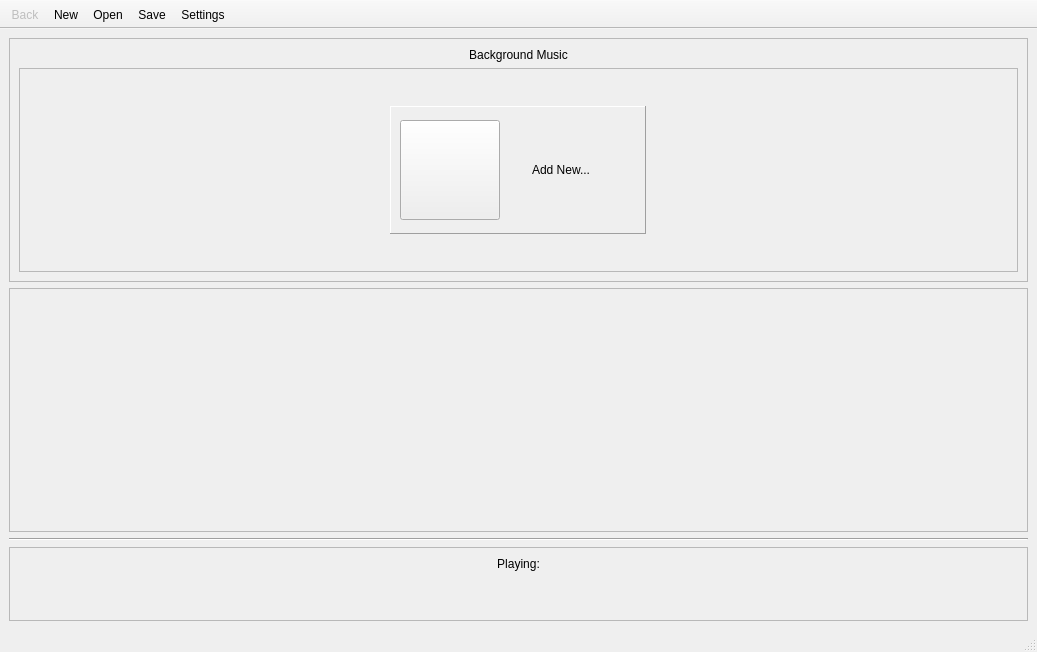
Above: DungeonSound/playbackmainwindow.ui from taylornelms15/DungeonSound_legacy before the change. Below: the same form after it.
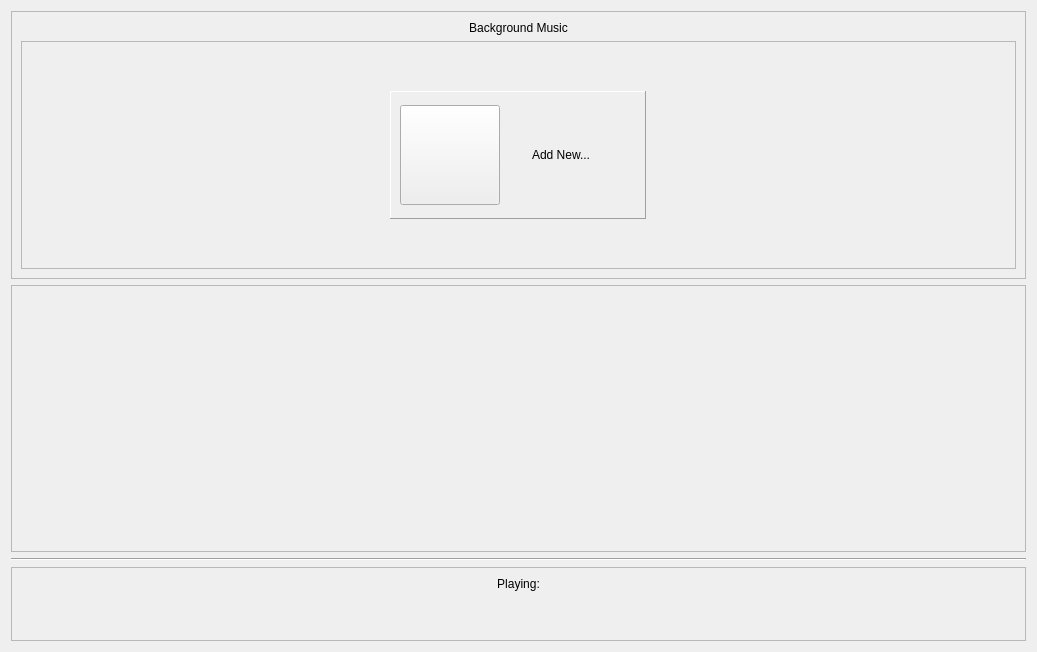
That is the form after the change. Icons and pictures are not drawn.

Commit message: Got window switcher set up (begun)

The edit to the form file:
```diff
--- a/DungeonSound/playbackmainwindow.ui
+++ b/DungeonSound/playbackmainwindow.ui
@@ -1,7 +1,7 @@
 <?xml version="1.0" encoding="UTF-8"?>
 <ui version="4.0">
  <class>PlaybackMainWindow</class>
- <widget class="QMainWindow" name="PlaybackMainWindow">
+ <widget class="QFrame" name="PlaybackMainWindow">
   <property name="geometry">
    <rect>
     <x>0</x>
@@ -13,7 +13,8 @@
   <property name="windowTitle">
    <string>PlaybackMainWindow</string>
   </property>
-  <widget class="QWidget" name="centralwidget">
+  <layout class="QVBoxLayout" name="verticalLayout_4">
+   <item>
    <layout class="QVBoxLayout" name="verticalLayout">
     <item>
      <widget class="QFrame" name="backgroundPlaylistsFrame">
@@ -50,8 +51,8 @@
            <rect>
             <x>0</x>
             <y>0</y>
-            <width>997</width>
-            <height>191</height>
+             <width>995</width>
+             <height>221</height>
            </rect>
           </property>
           <layout class="QGridLayout" name="gridLayout">
@@ -218,30 +219,8 @@
      </widget>
     </item>
    </layout>
-  </widget>
-  <widget class="QStatusBar" name="statusbar"/>
-  <widget class="QToolBar" name="topToolBar">
-   <property name="windowTitle">
-    <string>toolBar</string>
-   </property>
-   <property name="movable">
-    <bool>false</bool>
-   </property>
-   <property name="toolButtonStyle">
-    <enum>Qt::ToolButtonIconOnly</enum>
-   </property>
-   <attribute name="toolBarArea">
-    <enum>TopToolBarArea</enum>
-   </attribute>
-   <attribute name="toolBarBreak">
-    <bool>false</bool>
-   </attribute>
-   <addaction name="actionBackShowFile"/>
-   <addaction name="actionNewShowFile"/>
-   <addaction name="actionOpenShowFile"/>
-   <addaction name="actionSaveShowFile"/>
-   <addaction name="actionSettingsShowFile"/>
-  </widget>
+   </item>
+  </layout>
   <action name="actionSaveShowFile">
    <property name="icon">
     <iconset theme="document-save">
```
Lines whose indentation alone changed are shown as unchanged. The commit also changes 11 other files.
